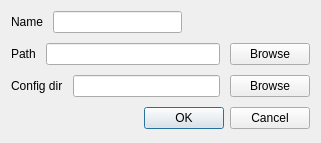
Youda008/DoomRunner, file Forms/EngineDialog.ui: the form before one commit.
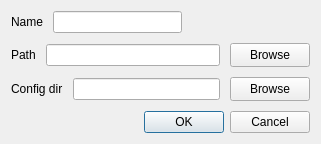
The form after the commit. Icons and pictures are not drawn.

```diff
--- a/Forms/EngineDialog.ui
+++ b/Forms/EngineDialog.ui
@@ -61,6 +61,12 @@
      </item>
      <item>
       <widget class="QPushButton" name="browseEngineBtn">
+       <property name="minimumSize">
+        <size>
+         <width>0</width>
+         <height>24</height>
+        </size>
+       </property>
        <property name="text">
         <string>Browse</string>
        </property>
@@ -82,6 +88,12 @@
      </item>
      <item>
       <widget class="QPushButton" name="browseConfigsBtn">
+       <property name="minimumSize">
+        <size>
+         <width>0</width>
+         <height>24</height>
+        </size>
+       </property>
        <property name="text">
         <string>Browse</string>
        </property>
```
Left out of the diff: 12 changed lines with no effect on the pictures.
